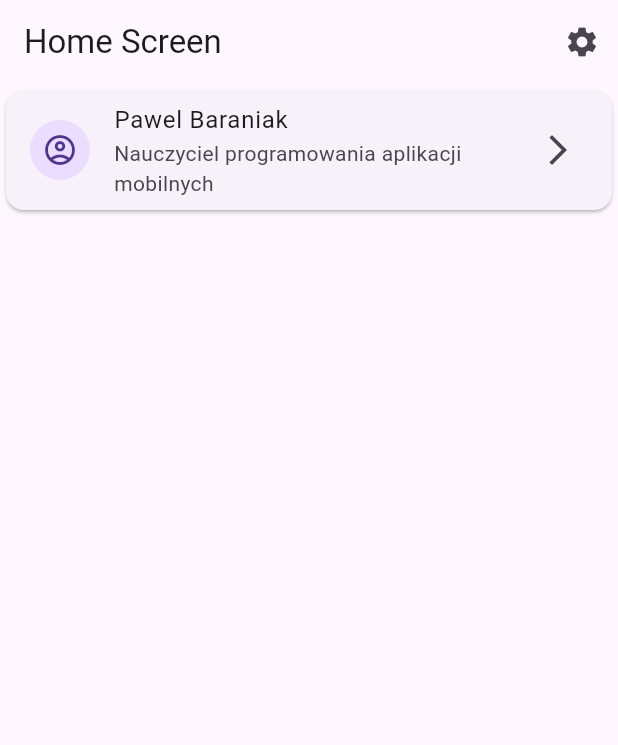
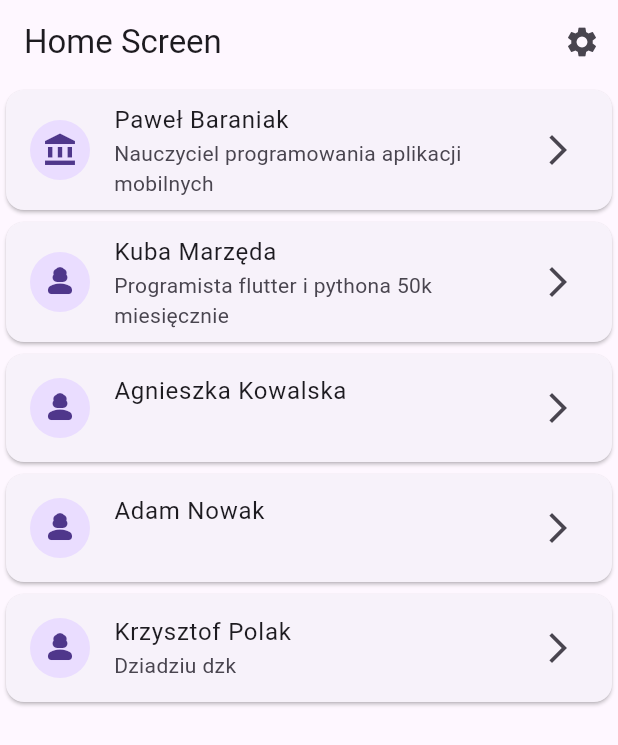
Before and after one commit to TheMalrok/flutter_login_auth_home_classes, a Flutter app: the HomeScreen screen opened directly, on a phone screen of 412 x 824 dp. Shown: the top 745 px of the screen. Run offline on Flutter 3.47's test engine with Material 3 defaults, Android fonts, the phone set to English and light mode, and no system bars; our stand-ins replace like_button, shared_preferences; accounts and stored records are empty.

Commit message:
dodanie własnego widgetu, ListView.builde

```diff
--- /dev/null
+++ b/devtools_options.yaml
@@ -0,0 +1,3 @@
+description: This file stores settings for Dart & Flutter DevTools.
+documentation: https://docs.flutter.dev/tools/devtools/extensions#configure-extension-enablement-states
+extensions:
--- /dev/null
+++ b/lib/classes/person.dart
@@ -0,0 +1,15 @@
+class Person {
+  String name;
+  String surname;
+  String? description;
+  bool isTeacher;
+  int? age;
+
+  Person({
+    required this.name,
+    this.age,
+    this.description,
+    required this.isTeacher,
+    required this.surname,
+  });
+}
--- /dev/null
+++ b/lib/person_list.dart
@@ -0,0 +1,31 @@
+import 'package:flutter_application_1/classes/person.dart';
+
+List<Person> personList = [
+  Person(
+      name: 'Paweł',
+      isTeacher: true,
+      surname: 'Baraniak',
+      description: 'Nauczyciel programowania aplikacji mobilnych',
+      age: 30),
+  Person(
+      name: 'Kuba',
+      isTeacher: false,
+      surname: 'Marzęda',
+      description: 'Programista flutter i pythona 50k miesięcznie'),
+  Person(
+    name: 'Agnieszka',
+    isTeacher: false,
+    surname: 'Kowalska',
+  ),
+  Person(
+    name: 'Adam',
+    isTeacher: false,
+    surname: 'Nowak',
+  ),
+  Person(
+    name: "Krzysztof",
+    isTeacher: false,
+    surname: "Polak",
+    description: "Dziadziu dzk",
+  )
+];
--- a/lib/screens/home_screen.dart
+++ b/lib/screens/home_screen.dart
@@ -1,9 +1,16 @@
 import 'package:flutter/material.dart';
 import 'package:flutter_application_1/screens/settings_screen.dart';
+import 'package:flutter_application_1/person_list.dart';
+import 'package:flutter_application_1/widgets/item_widget.dart';
 
-class HomeScreen extends StatelessWidget {
+class HomeScreen extends StatefulWidget {
   const HomeScreen({super.key});
 
+  @override
+  State<HomeScreen> createState() => _HomeScreenState();
+}
+
+class _HomeScreenState extends State<HomeScreen> {
   @override
   Widget build(BuildContext context) {
     return Scaffold(
@@ -15,19 +22,11 @@ class HomeScreen extends StatelessWidget {
               icon: Icon(Icons.settings))
         ],
       ),
-      body: Column(
-        children: [
-          Card(
-            child: ListTile(
-              title: Text('Pawel Baraniak'),
-              subtitle: Text('Nauczyciel programowania aplikacji mobilnych'),
-              leading: CircleAvatar(
-                child: Icon(Icons.account_circle_outlined),
-              ),
-              trailing: Icon(Icons.arrow_forward_ios),
-            ),
-          )
-        ],
+      body: ListView.builder(
+        itemCount: personList.length,
+        itemBuilder: (BuildContext context, int index) {
+          return Item(person: personList[index]);
+        },
       ),
     );
   }
--- a/lib/screens/register_screen.dart
+++ b/lib/screens/register_screen.dart
@@ -8,6 +8,7 @@ class RegisterScreen extends StatelessWidget {
     return Scaffold(
         body: Center(
       child: Column(
+        spacing: 20,
         mainAxisAlignment: MainAxisAlignment.center,
         children: [
           const Text(
@@ -17,7 +18,7 @@ class RegisterScreen extends StatelessWidget {
               fontWeight: FontWeight.bold,
             ),
           ),
-          const SizedBox(height: 40),
+          const SizedBox(height: 20),
           Padding(
             padding: const EdgeInsets.symmetric(horizontal: 25),
             child: TextField(
@@ -30,7 +31,6 @@ class RegisterScreen extends StatelessWidget {
               ),
             ),
           ),
-          const SizedBox(height: 20),
           Padding(
             padding: const EdgeInsets.symmetric(horizontal: 25),
             child: TextField(
@@ -43,7 +43,6 @@ class RegisterScreen extends StatelessWidget {
               ),
             ),
           ),
-          const SizedBox(height: 20),
           Padding(
             padding: const EdgeInsets.symmetric(horizontal: 25),
             child: TextField(
@@ -57,7 +56,6 @@ class RegisterScreen extends StatelessWidget {
               ),
             ),
           ),
-          const SizedBox(height: 20),
           Padding(
             padding: const EdgeInsets.symmetric(horizontal: 25),
             child: TextField(
--- a/lib/screens/settings_screen.dart
+++ b/lib/screens/settings_screen.dart
@@ -1,6 +1,8 @@
 import 'package:flutter/material.dart';
 import 'package:shared_preferences/shared_preferences.dart';
 import 'package:flutter_application_1/screens/login_screen.dart';
+
+import 'package:like_button/like_button.dart';
 
 class SettingsScreen extends StatelessWidget {
   const SettingsScreen({super.key});
@@ -12,11 +14,17 @@ class SettingsScreen extends StatelessWidget {
         title: const Text('Settings Screen'),
       ),
       body: Center(
-        child: TextButton(
-          onPressed: () {
-            _logout(context);
-          },
-          child: const Text('Logout'),
+        child: Column(
+          mainAxisAlignment: MainAxisAlignment.center,
+          children: [
+            TextButton(
+              onPressed: () {
+                _logout(context);
+              },
+              child: const Text('Logout'),
+            ),
+            LikeButton(),
+          ],
         ),
       ),
     );
--- /dev/null
+++ b/lib/widgets/item_widget.dart
@@ -0,0 +1,25 @@
+import 'package:flutter/material.dart';
+import 'package:flutter_application_1/classes/person.dart';
+
+class Item extends StatelessWidget {
+  final Person person;
+  const Item({
+    super.key,
+    required this.person,
+  });
+
+  @override
+  Widget build(BuildContext context) {
+    return Card(
+      child: ListTile(
+        leading: CircleAvatar(
+            child: Icon(person.isTeacher
+                ? Icons.account_balance
+                : Icons.person_3_rounded)),
+        title: Text('${person.name} ${person.surname}'),
+        subtitle: Text(person.description ?? ''),
+        trailing: Icon(Icons.arrow_forward_ios),
+      ),
+    );
+  }
+}
--- a/pubspec.yaml
+++ b/pubspec.yaml
@@ -11,7 +11,9 @@ dependencies:
     sdk: flutter
 
   cupertino_icons: ^1.0.8
-  shared_preferences: ^2.5.2
+  shared_preferences: ^2.5.3
+  flutter_animated_button: ^2.0.4
+  like_button: ^2.0.5
 
 dev_dependencies:
   flutter_test:
```
Also changed, not shown: pubspec.lock.
